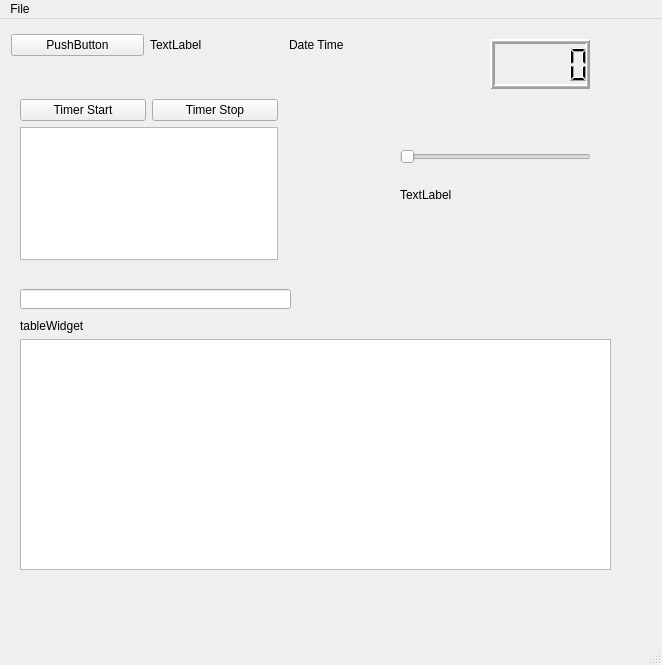
This is mainwindow.ui in yasu0305/test2 as Qt 5 draws it before an edit. The edited form follows.
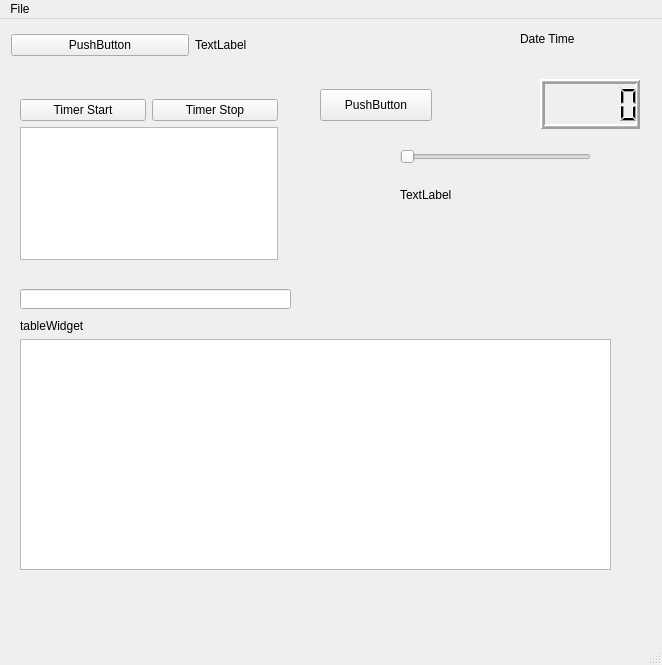
This is the edited form. Custom widgets are drawn as their Qt base class.

Patch:
```diff
--- a/mainwindow.ui
+++ b/mainwindow.ui
@@ -115,8 +115,8 @@
    <widget class="DigitalClock" name="lcdNumber">
     <property name="geometry">
      <rect>
-      <x>490</x>
-      <y>20</y>
+      <x>540</x>
+      <y>60</y>
       <width>100</width>
       <height>50</height>
      </rect>
@@ -152,12 +152,44 @@
      <number>0</number>
     </property>
    </widget>
+   <widget class="DispDateTime" name="label_date_time">
+    <property name="geometry">
+     <rect>
+      <x>520</x>
+      <y>10</y>
+      <width>127</width>
+      <height>20</height>
+     </rect>
+    </property>
+    <property name="sizePolicy">
+     <sizepolicy hsizetype="Minimum" vsizetype="Minimum">
+      <horstretch>0</horstretch>
+      <verstretch>0</verstretch>
+     </sizepolicy>
+    </property>
+    <property name="text">
+     <string>Date Time</string>
+    </property>
+   </widget>
+   <widget class="QPushButton" name="pushButton_4">
+    <property name="geometry">
+     <rect>
+      <x>320</x>
+      <y>70</y>
+      <width>112</width>
+      <height>32</height>
+     </rect>
+    </property>
+    <property name="text">
+     <string>PushButton</string>
+    </property>
+   </widget>
    <widget class="QWidget" name="">
     <property name="geometry">
      <rect>
       <x>11</x>
       <y>10</y>
-      <width>411</width>
+      <width>361</width>
       <height>32</height>
      </rect>
     </property>
@@ -176,19 +208,6 @@
        </property>
       </widget>
      </item>
-     <item>
-      <widget class="QLabel" name="label_date_time">
-       <property name="sizePolicy">
-        <sizepolicy hsizetype="Minimum" vsizetype="Minimum">
-         <horstretch>0</horstretch>
-         <verstretch>0</verstretch>
-        </sizepolicy>
-       </property>
-       <property name="text">
-        <string>Date Time</string>
-       </property>
-      </widget>
-     </item>
     </layout>
    </widget>
   </widget>
@@ -228,6 +247,11 @@
    <extends>QLCDNumber</extends>
    <header location="global">digitalclock.h</header>
   </customwidget>
+  <customwidget>
+   <class>DispDateTime</class>
+   <extends>QLabel</extends>
+   <header location="global">dispdatetime.h</header>
+  </customwidget>
  </customwidgets>
  <resources/>
  <connections>
```
